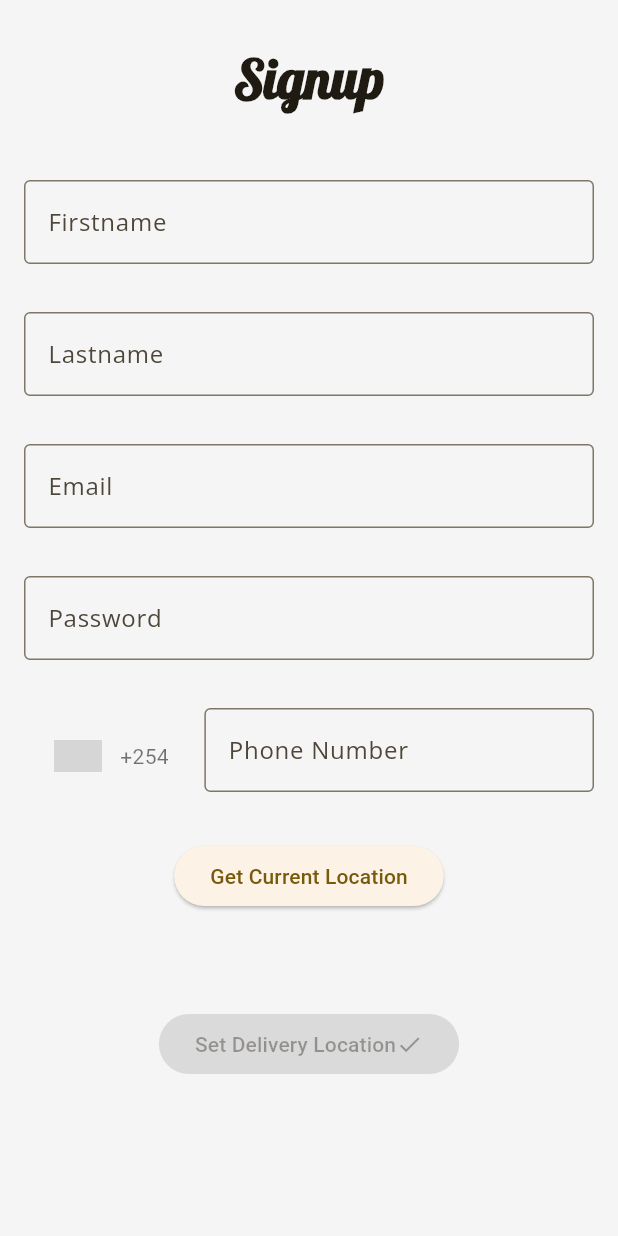
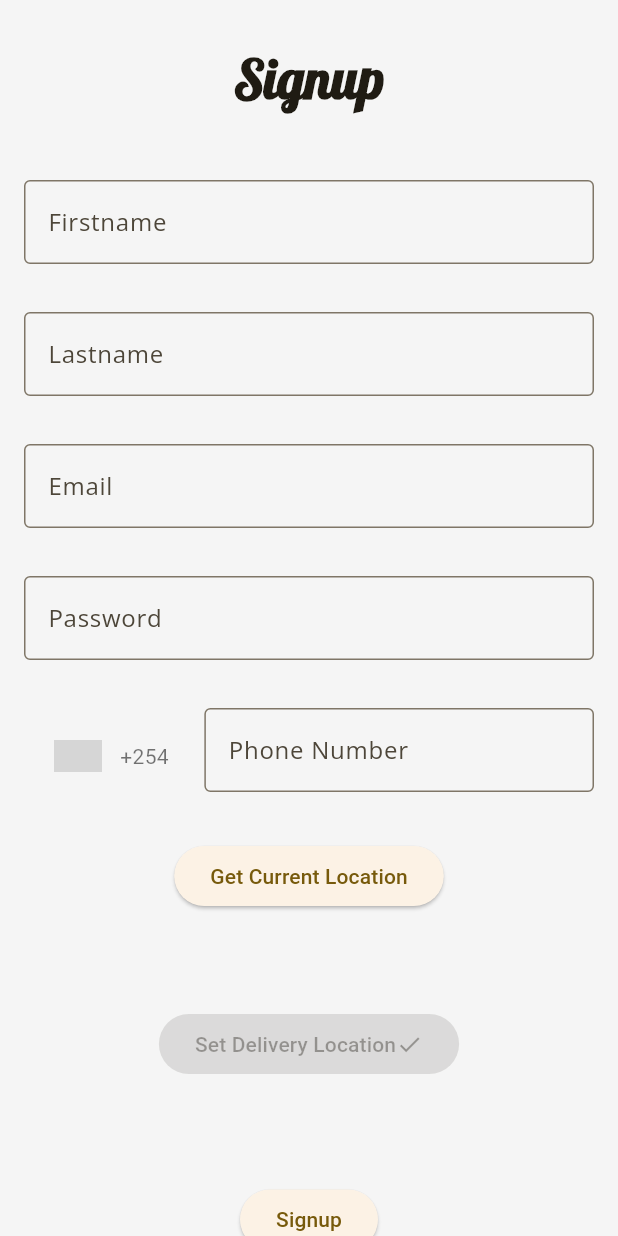
Before and after one commit to Buteya/likort, a Flutter app: the LikortSignup screen opened by its route, on a phone screen of 412 x 824 dp. Run offline on Flutter 3.47's test engine with Material 3 defaults, Android fonts, the phone set to English and light mode, and no system bars; drawn by our look-alikes of intl_phone_number_input; our stand-ins replace firebase_auth, firebase_core, geolocator, google_fonts, google_maps_flutter, image_picker and 1 more; accounts and stored records are empty; grey boxes are pictures that could not be loaded.

Commit message:
ui additions and method signup and login fixes

```diff
--- a/lib/auth/likortlogin.dart
+++ b/lib/auth/likortlogin.dart
@@ -143,7 +143,7 @@ class _LikortLoginState extends State<LikortLogin> {
               ),
             ),
             Padding(
-              padding: const EdgeInsets.all(24.0),
+              padding: const EdgeInsets.all(16.0),
               child: TextButton(
                 onPressed: () {
                   Navigator.of(context).pushReplacementNamed('/likortforgotpassword');
@@ -152,7 +152,7 @@ class _LikortLoginState extends State<LikortLogin> {
               ),
             ),
             Padding(
-              padding: const EdgeInsets.all(48.0),
+              padding: const EdgeInsets.all(2.0),
               child: TextButton(
                 onPressed: () {
                   Navigator.of(context).pushReplacementNamed('/likortsignup');
--- a/lib/auth/likortsignup.dart
+++ b/lib/auth/likortsignup.dart
@@ -569,12 +569,12 @@ class _LikortSignupState extends State<LikortSignup> {
                                     ),
                                   )
                                 : const Text(''),
-                            Text(_selectedMarker != null
-                                ? _selectedMarker!.position.latitude.toString()
-                                : ''),
-                            Text(_selectedMarker != null
-                                ? _selectedMarker!.position.longitude.toString()
-                                : ''),
+                            // Text(_selectedMarker != null
+                            //     ? _selectedMarker!.position.latitude.toString()
+                            //     : ''),
+                            // Text(_selectedMarker != null
+                            //     ? _selectedMarker!.position.longitude.toString()
+                            //     : ''),
                             Padding(
                               padding: const EdgeInsets.all(32.0),
                               child: ElevatedButton(
@@ -595,7 +595,7 @@ class _LikortSignupState extends State<LikortSignup> {
                             ),
                             Padding(
                               padding:
-                                  const EdgeInsets.symmetric(vertical: 48.0),
+                                  const EdgeInsets.symmetric(vertical: 8.0),
                               child: TextButton(
                                 onPressed: () {
                                   Navigator.of(context)
```
